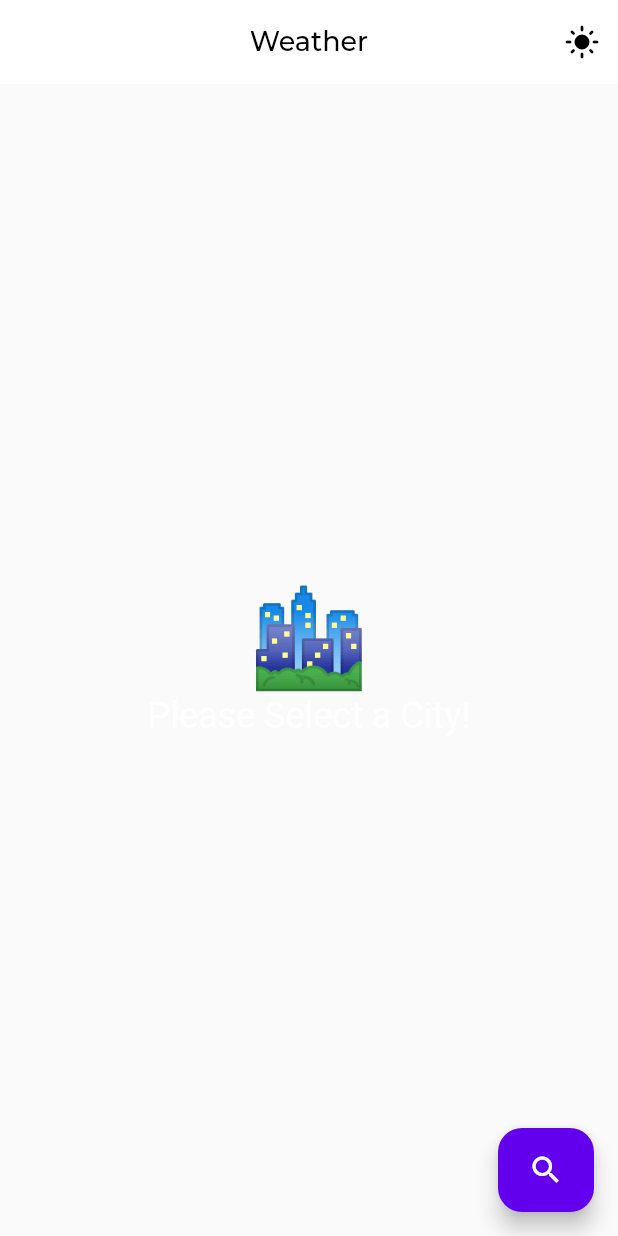
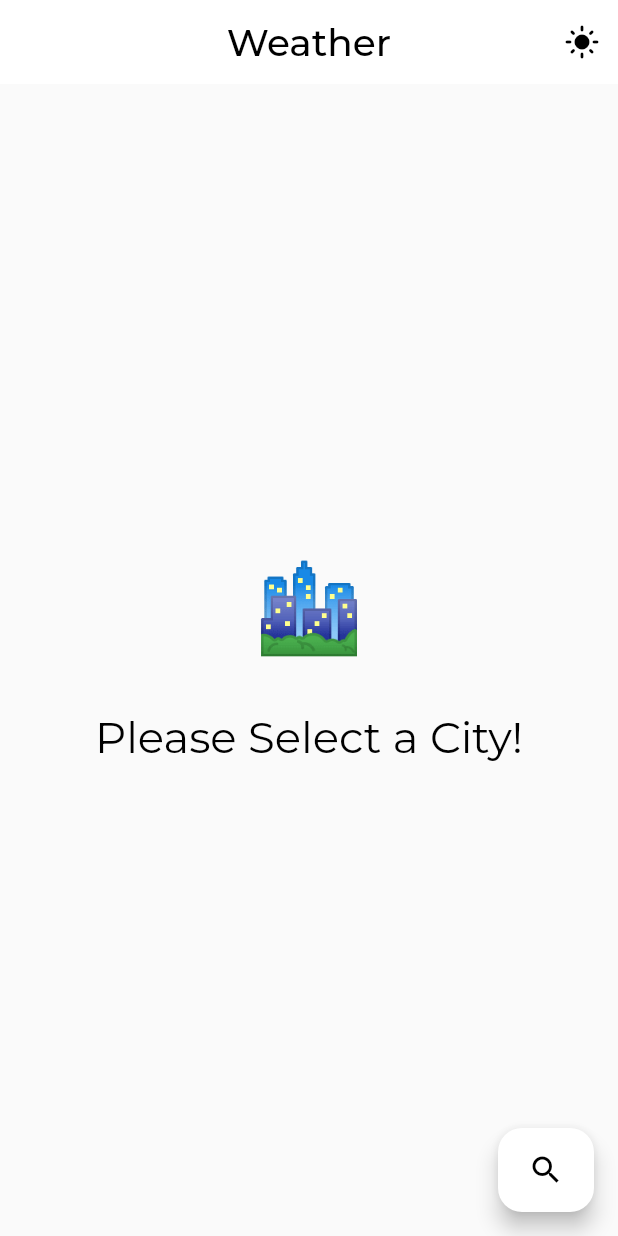
Before and after one commit to AhmedSherif4/sky_cast, a Flutter app: the screen it shows after launch, on a phone screen of 412 x 824 dp. Run offline on Flutter 3.47's test engine with Material 2 defaults, Android fonts, the phone set to English and light mode, and no system bars; our stand-ins replace dartz, device_preview, equatable, flutter_bloc, flutter_svg, get_it and 2 more.

Commit message:
ui updated, with responsive and adaptive test

```diff
--- a/lib/application/app.dart
+++ b/lib/application/app.dart
@@ -1,3 +1,4 @@
+import 'package:device_preview/device_preview.dart';
 import 'package:flutter/material.dart';
 import 'package:flutter_bloc/flutter_bloc.dart';
 import 'package:sky_cast/manager/routing/route_manager.dart';
@@ -32,6 +33,10 @@ class MyApp extends StatelessWidget {
               themeMode: context.read<ThemeCubit>().themeModeIsDark()
                   ? ThemeMode.dark
                   : ThemeMode.light,
+              //test adaptive
+              useInheritedMediaQuery: true,
+              locale: DevicePreview.locale(context),
+              builder: DevicePreview.appBuilder,
             );
           },
         ));
--- a/lib/features/weather/model/data_source/cached_data.dart
+++ b/lib/features/weather/model/data_source/cached_data.dart
@@ -1,5 +1,4 @@
 // key for special data
-import 'package:flutter/foundation.dart';
 import 'package:sky_cast/features/weather/model/model/model.dart';
 
 const cacheDataKey = 'CacheDataKey';
@@ -24,9 +23,7 @@ class CachedWeatherDataImpl implements CachedWeatherData {
   Future<WeatherModel> getData() async {
     CachedModel? cachedModel = cacheMap[cacheDataKey];
     if (cachedModel != null && cachedModel.isValid(cacheDataInterval)) {
-      if (kDebugMode) {
-        print('Data got from Cache:${cachedModel.data}');
-      }
+
       return cachedModel.data;
     } else {
       throw Exception();
--- a/lib/features/weather/model/model/model.dart
+++ b/lib/features/weather/model/model/model.dart
@@ -6,6 +6,7 @@ class WeatherModel {
   final int pressure;
   final double feelsLike;
   final String countryName;
+  final String iconCode;
   WeatherModel({
     required this.id,
     required this.cityName,
@@ -14,6 +15,7 @@ class WeatherModel {
     required this.pressure,
     required this.feelsLike,
     required this.countryName,
+    required this.iconCode,
   });
 
   factory WeatherModel.fromJson(Map<String, dynamic> json) => WeatherModel(
@@ -24,14 +26,16 @@ class WeatherModel {
         pressure: json["main"]["pressure"],
         feelsLike: json["main"]["feels_like"],
         countryName: json["sys"]["country"],
+        iconCode: json["weather"][0]["icon"],
       );
 
- static WeatherModel emptyWeather = WeatherModel(
+  static WeatherModel emptyWeather = WeatherModel(
       id: 0,
       cityName: 'No Name',
       main: 'No main',
       description: 'No Description',
       pressure: 0,
       feelsLike: 0.0,
-      countryName: 'No Country Name');
+      countryName: 'No Country Name',
+      iconCode: '01n');
 }
--- a/lib/features/weather/view/screens/weather_view.dart
+++ b/lib/features/weather/view/screens/weather_view.dart
@@ -36,13 +36,10 @@ class WeatherView extends StatelessWidget {
               builder: (context, state) {
                 switch (state.status) {
                   case WeatherStatus.initial:
-                    print('ui init');
                     return const WeatherEmpty();
                   case WeatherStatus.loading:
-                    print('ui loading');
                     return const WeatherLoading();
                   case WeatherStatus.success:
-                    print('ui success');
                     return WeatherPopulated(
                       weather: state.weather,
                       onRefresh: () {
@@ -50,7 +47,6 @@ class WeatherView extends StatelessWidget {
                       },
                     );
                   case WeatherStatus.failure:
-                    print('ui failure');
                     return const WeatherError();
                 }
               },
--- a/lib/features/weather/view/widgets/weather_empty.dart
+++ b/lib/features/weather/view/widgets/weather_empty.dart
@@ -1,4 +1,7 @@
 import 'package:flutter/material.dart';
+
+import '../../../../manager/material_design/font_manager.dart';
+import '../../../../manager/responsive_manager.dart';
 
 class WeatherEmpty extends StatelessWidget {
   const WeatherEmpty({super.key});
@@ -9,10 +12,10 @@ class WeatherEmpty extends StatelessWidget {
     return Column(
       mainAxisSize: MainAxisSize.min,
       children: [
-        const Text('🏙️', style: TextStyle(fontSize: 64)),
+         Text('🏙️', style: TextStyle(fontSize: ResponsiveManager.getFontSize(FontSize.s60))),
         Text(
-          'Please Select a City!',
-          style: theme.textTheme.headlineSmall,
+          '\nPlease Select a City!',
+          style: theme.textTheme.headlineLarge,
         ),
       ],
     );
--- a/lib/features/weather/view_model/cubit/weather_cubit.dart
+++ b/lib/features/weather/view_model/cubit/weather_cubit.dart
@@ -33,14 +33,12 @@ class WeatherCubit extends Cubit<WeatherState> {
         emit(WeatherState(status: WeatherStatus.initial));
       }
     } on Exception {
-      print('annnnnnnnn');
 
       emit(state.copyWith(status: WeatherStatus.failure));
     }
   }
 
   Future<void> refreshWeather() async {
-    print('refresh weather in cubit');
 
     if (!state.status.isSuccess) return;
     if (state.weather == WeatherModel.emptyWeather) return;
--- a/lib/manager/material_design/font_manager.dart
+++ b/lib/manager/material_design/font_manager.dart
@@ -20,4 +20,9 @@ class FontSize {
   static const double s18 = 18.0;
   static const double s20 = 20.0;
   static const double s22 = 22.0;
+  static const double s26 = 26.0;
+  static const double s30 = 30.0;
+  static const double s40 = 40.0;
+
+  static const double s60 = 60.0;
 }
--- a/lib/manager/material_design/theme_cubit/theme_cubit.dart
+++ b/lib/manager/material_design/theme_cubit/theme_cubit.dart
@@ -11,13 +11,11 @@ class ThemeCubit extends Cubit<ThemeState> {
   ThemeCubit(this._appPreferences) : super(ThemeInitial());
 
   isDark(bool value) {
-    print('set pref in cubit:$value');
     _appPreferences.isDarkMode(value);
     emit(SetTheme());
   }
 
   bool themeModeIsDark() {
-    print('get pref in cubit: ${_appPreferences.themeModeIsDark()} aaaaa');
     return _appPreferences.themeModeIsDark();
   }
 }
--- a/lib/manager/material_design/theme_manager.dart
+++ b/lib/manager/material_design/theme_manager.dart
@@ -1,8 +1,8 @@
 import 'package:flutter/material.dart';
+import '../responsive_manager.dart';
 import 'color_manager.dart';
 import 'font_manager.dart';
 import 'style_manager.dart';
-
 
 extension AppThemeX on AppTheme {
   bool get isLight => this == AppTheme.light;
@@ -15,31 +15,58 @@ final Map<AppTheme, ThemeData> appThemeData = {
   AppTheme.light: ThemeData.light().copyWith(
       useMaterial3: true,
       textTheme: TextTheme(
-      displayLarge: StyleManager().getSemiBoldStyle(fontSize: FontSize.s22),
-      headlineLarge: StyleManager().getRegularStyle(fontSize: FontSize.s20),
-      titleLarge: StyleManager().getMediumStyle(fontSize: FontSize.s18),
-      labelLarge: StyleManager().getMediumStyle(fontSize: FontSize.s16),
-      bodyLarge: StyleManager().getMediumStyle(fontSize: FontSize.s14),
+        displayLarge: StyleManager()
+            .getRegularStyle(fontSize: ResponsiveManager.getSize(FontSize.s60)),
+        headlineLarge: StyleManager().getRegularStyle(
+          fontSize: ResponsiveManager.getSize(FontSize.s30),
+        ),
+        titleLarge: StyleManager().getMediumStyle(
+          fontSize: ResponsiveManager.getSize(FontSize.s26),
+        ),
+        labelLarge: StyleManager().getMediumStyle(
+          fontSize: ResponsiveManager.getSize(FontSize.s16),
+        ),
+        bodyLarge: StyleManager().getMediumStyle(
+          fontSize: ResponsiveManager.getSize(FontSize.s12),
+        ),
       ),
       colorScheme: const ColorScheme.light().copyWith(),
-    appBarTheme: const AppBarTheme(
+      appBarTheme: AppBarTheme(
+        backgroundColor: const ColorScheme.light().background,
+        shadowColor: Colors.transparent,
+        elevation: 0,
         centerTitle: true,
-      elevation: 0,
       ),
-  ),
+      floatingActionButtonTheme: FloatingActionButtonThemeData(
+          backgroundColor: const ColorScheme.light().onPrimary,
+          foregroundColor: Colors.black)),
   AppTheme.dark: ThemeData.dark().copyWith(
       colorScheme: const ColorScheme.dark().copyWith(),
       useMaterial3: true,
       textTheme: TextTheme(
-      displayLarge: StyleManager().getSemiBoldStyle(fontSize: FontSize.s22, color: ColorManager.white),
-      headlineLarge: StyleManager().getRegularStyle(fontSize: FontSize.s20, color: ColorManager.white),
-      titleLarge: StyleManager().getMediumStyle(fontSize: FontSize.s18, color: ColorManager.white),
-      labelLarge: StyleManager().getMediumStyle(fontSize: FontSize.s16, color: ColorManager.white),
-      bodyLarge: StyleManager().getMediumStyle(fontSize: FontSize.s14, color: ColorManager.white),
+        displayLarge: StyleManager().getRegularStyle(
+            fontSize: ResponsiveManager.getSize(FontSize.s60),
+            color: ColorManager.white),
+        headlineLarge: StyleManager().getRegularStyle(
+            fontSize: ResponsiveManager.getSize(FontSize.s30),
+            color: ColorManager.white),
+        titleLarge: StyleManager().getMediumStyle(
+            fontSize: ResponsiveManager.getSize(FontSize.s26),
+            color: ColorManager.white),
+        labelLarge: StyleManager().getMediumStyle(
+            fontSize: ResponsiveManager.getSize(FontSize.s16),
+            color: ColorManager.white),
+        bodyLarge: StyleManager().getMediumStyle(
+            fontSize: ResponsiveManager.getSize(FontSize.s12),
+            color: ColorManager.white),
       ),
-    appBarTheme: const AppBarTheme(
+      appBarTheme: AppBarTheme(
+        backgroundColor: const ColorScheme.dark().background,
+        shadowColor: Colors.transparent,
+        elevation: 0,
         centerTitle: true,
-      elevation: 0,
       ),
-  ),
+      floatingActionButtonTheme: FloatingActionButtonThemeData(
+          backgroundColor: const ColorScheme.dark().onPrimary,
+          foregroundColor: Colors.white)),
 };
--- a/lib/manager/responsive_manager.dart
+++ b/lib/manager/responsive_manager.dart
@@ -4,10 +4,10 @@ class ResponsiveManager {
   static final window = WidgetsBinding.instance.window;
   static Size size = window.physicalSize / window.devicePixelRatio;
 
-  // for (right/left) padding and margin, and width.
+  /// for (right/left) padding and margin, and width.
   static double getHorizontalSize(double px) => px * (size.width / 390);
 
-  // for (top/bottom) padding and margin, and height.
+  /// for (top/bottom) padding and margin, and height.
   static double getVerticalSize(double px) {
     num statusBar = MediaQueryData.fromWindow(window).viewPadding.top;
     num screenHeight = size.height - statusBar;
--- a/pubspec.yaml
+++ b/pubspec.yaml
@@ -24,6 +24,7 @@ dependencies:
   flutter_svg: ^2.0.4
   dartz: ^0.10.1
   geolocator: ^9.0.2
+  device_preview: ^1.1.0
 
 
 
```
Also changed, not shown: lib/features/weather/model/data_source/remote_data_source.dart (+1 -7 lines), lib/features/weather/view/widgets/weather_error.dart (+8 -3 lines), lib/features/weather/view/widgets/weather_loading.dart (+5 -3 lines), lib/features/weather/view/widgets/weather_populated.dart (+19 -8 lines), lib/main.dart (+16 -1 lines), pubspec.lock. Lines whose indentation alone changed are shown as unchanged.
